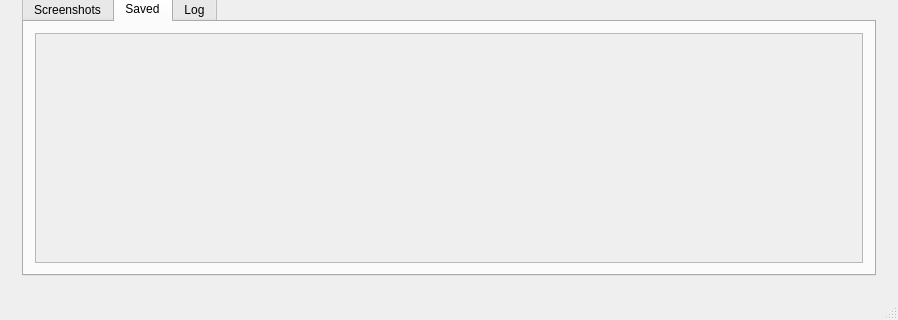
The window that mainwindow.ui (labyrinthofdreams/screenpicker) describes before a commit, drawn with Qt 5; both pictures show x 0 to 898 and y 201 to 521 of the 898 by 521 pixel window.
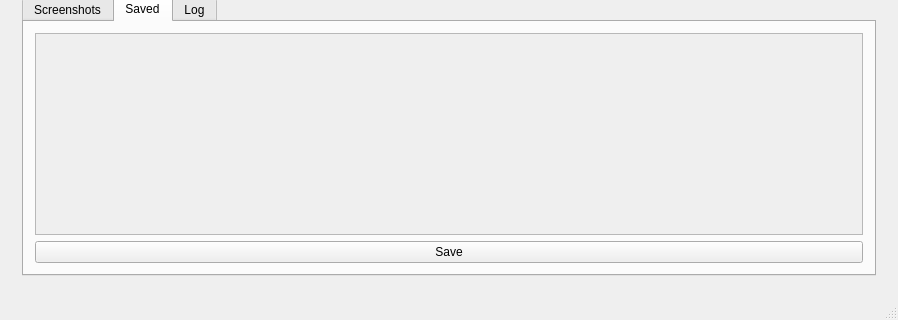
The same window after the commit. The open tabs and pages were chosen to show the change. Custom widgets are drawn as their Qt base class.

Commit message: Replaced "save thumbnails" menu item with button

```diff
--- a/mainwindow.ui
+++ b/mainwindow.ui
@@ -296,7 +296,7 @@
                  <x>0</x>
                  <y>0</y>
                  <width>852</width>
-                 <height>241</height>
+                 <height>232</height>
                 </rect>
                </property>
                <layout class="QVBoxLayout" name="verticalLayout_7">
@@ -307,6 +307,13 @@
               </widget>
              </widget>
             </item>
+            <item>
+             <widget class="QPushButton" name="saveThumbnailsButton">
+              <property name="text">
+               <string>Save</string>
+              </property>
+             </widget>
+            </item>
            </layout>
           </widget>
           <widget class="QWidget" name="log">
```
Left out of the diff: 3 changed lines with no effect on the pictures. The commit also changes 2 other files.
